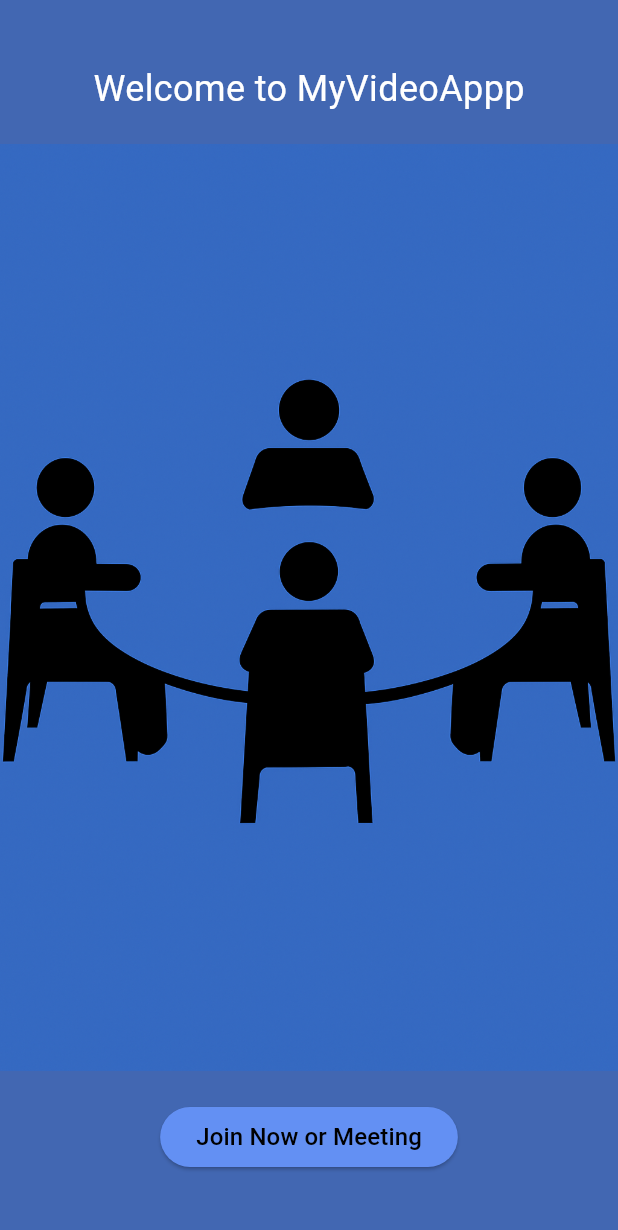
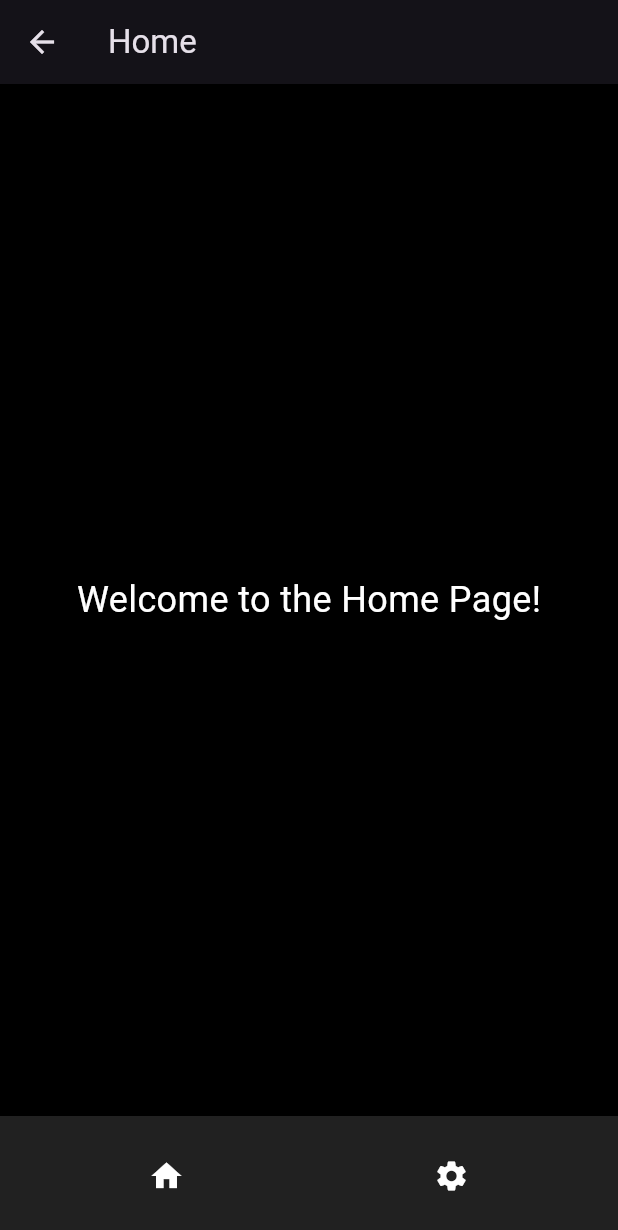
Before and after one commit to KhalilAmamri/my_flutter_app, a Flutter app: the screen it shows after launch, after a tap on "Join Now or Meeting", on a phone screen of 412 x 824 dp. Shown: the top 1230 px of the screen. Run offline on Flutter 3.47's test engine with Material 3 defaults, Android fonts, the phone set to English and light mode, and no system bars; our stand-ins replace cloud_firestore, firebase_auth, firebase_core, google_sign_in; accounts and stored records are empty.

Commit message:
Implement Google Sign-In functionality and create Home UI for post-login navigation

```diff
--- a/lib/my_code/auth_code.dart
+++ b/lib/my_code/auth_code.dart
@@ -1,10 +1,11 @@
+import 'package:cloud_firestore/cloud_firestore.dart';
 import 'package:firebase_auth/firebase_auth.dart';
 import 'package:google_sign_in/google_sign_in.dart';
 
 class AuthCode {
   final FirebaseAuth _auth = FirebaseAuth.instance;
   final GoogleSignIn _googleSignIn = GoogleSignIn();
-
+  final FirebaseFirestore _firestore = FirebaseFirestore.instance;
   Future<void> signInWithGoogle() async {
     try {
       final GoogleSignInAccount? googleUser = await _googleSignIn.signIn();
@@ -15,7 +16,23 @@ class AuthCode {
         accessToken: googleAuth.accessToken,
         idToken: googleAuth.idToken,
       );
-      await _auth.signInWithCredential(credential);
+      UserCredential userCredential = await _auth.signInWithCredential(
+        credential,
+      );
+      User? user = userCredential.user;
+      if (user != null) {
+        if (userCredential.additionalUserInfo!.isNewUser) {
+          _firestore.collection('users').doc(user.uid).set({
+            'uid': user.uid,
+            'email': user.email,
+            'displayName': user.displayName,
+            'photoURL': user.photoURL,
+            'createdAt': FieldValue.serverTimestamp(),
+          });
+        } else {
+          print("Existing user signed in: ${user.email}");
+        }
+      } else {}
     } catch (e) {
       print("Error during Google Sign-In: $e");
     }
--- /dev/null
+++ b/lib/my_ui/home_ui.dart
@@ -0,0 +1,39 @@
+import 'package:flutter/material.dart';
+
+class HomeUi extends StatelessWidget {
+  const HomeUi({super.key});
+
+  @override
+  Widget build(BuildContext context) {
+    return Scaffold(
+      appBar: AppBar(title: Text('Home')),
+      body: Center(
+        child: Text(
+          'Welcome to the Home Page!',
+          style: TextStyle(fontSize: 24, color: Colors.white),
+        ),
+      ),
+      backgroundColor: Colors.black, // Set background color for home page
+      bottomNavigationBar: BottomAppBar(
+        color: Colors.grey[900],
+        child: Row(
+          mainAxisAlignment: MainAxisAlignment.spaceAround,
+          children: [
+            IconButton(
+              icon: Icon(Icons.home, color: Colors.white),
+              onPressed: () {
+                // Handle home button press
+              },
+            ),
+            IconButton(
+              icon: Icon(Icons.settings, color: Colors.white),
+              onPressed: () {
+                // Handle settings button press
+              },
+            ),
+          ],
+        ),
+      ),
+    );
+  }
+}
--- a/lib/my_ui/login_ui.dart
+++ b/lib/my_ui/login_ui.dart
@@ -1,5 +1,6 @@
 import 'package:flutter/material.dart';
 import 'package:my_flutter_app/my_code/auth_code.dart';
+import 'package:my_flutter_app/my_ui/home_ui.dart';
 import 'package:my_flutter_app/my_ui/my_button/my_button.dart';
 
 class LoginUi extends StatelessWidget {
@@ -26,6 +27,13 @@ class LoginUi extends StatelessWidget {
               print("Join Now or Meeting button clicked");
               try {
                 _authCode.signInWithGoogle();
+                Navigator.of(context).push(
+                  MaterialPageRoute(
+                    builder: (BuildContext) {
+                      return HomeUi(); // Navigate to HomeUi after successful sign-in
+                    },
+                  ),
+                );
                 print('Sign in with Google successful');
               } catch (e) {
                 print('Error during sign-in: $e');
```
